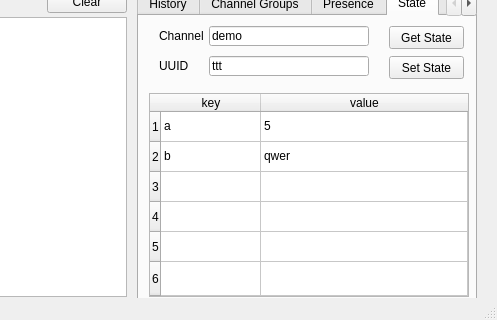
This is qt/console/pubnubconsole.ui in jplflyer/PubNub as Qt 5 draws it before an edit; both pictures show x 203 to 700 and y 280 to 600 of the 700 by 600 pixel window. The edited form follows.
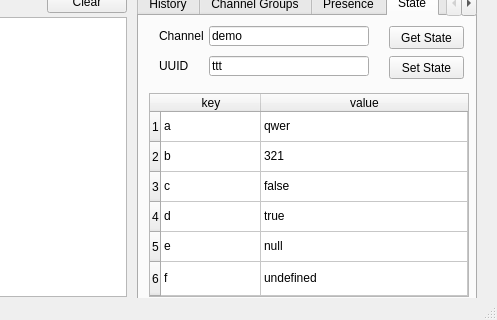
This is the edited form.

Commit message: Add state tab to Qt console

What changed in the file:
```diff
--- a/qt/console/pubnubconsole.ui
+++ b/qt/console/pubnubconsole.ui
@@ -556,7 +556,7 @@
       </item>
       <item row="0" column="1">
        <property name="text">
-        <string>5</string>
+        <string>qwer</string>
        </property>
       </item>
       <item row="1" column="0">
@@ -566,7 +566,47 @@
       </item>
       <item row="1" column="1">
        <property name="text">
-        <string>qwer</string>
+        <string>321</string>
+       </property>
+      </item>
+      <item row="2" column="0">
+       <property name="text">
+        <string>c</string>
+       </property>
+      </item>
+      <item row="2" column="1">
+       <property name="text">
+        <string>false</string>
+       </property>
+      </item>
+      <item row="3" column="0">
+       <property name="text">
+        <string>d</string>
+       </property>
+      </item>
+      <item row="3" column="1">
+       <property name="text">
+        <string>true</string>
+       </property>
+      </item>
+      <item row="4" column="0">
+       <property name="text">
+        <string>e</string>
+       </property>
+      </item>
+      <item row="4" column="1">
+       <property name="text">
+        <string>null</string>
+       </property>
+      </item>
+      <item row="5" column="0">
+       <property name="text">
+        <string>f</string>
+       </property>
+      </item>
+      <item row="5" column="1">
+       <property name="text">
+        <string>undefined</string>
        </property>
       </item>
      </widget>
```
The commit also changes 2 other files.
